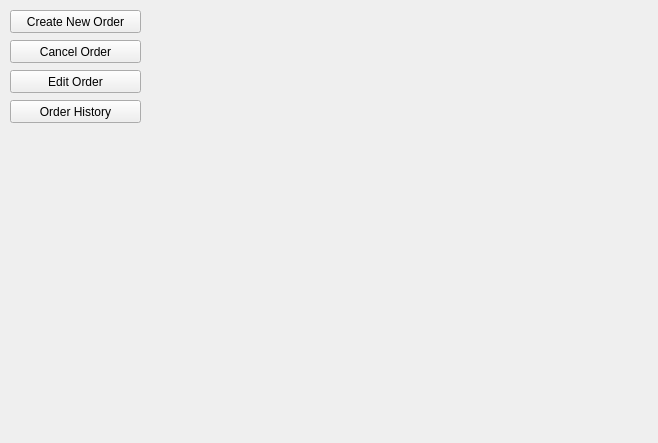
Before: the Qt Designer form app/src/ui/NEW/orders_page.ui in Kazu0210/Inventory-System, drawn with Qt 5.
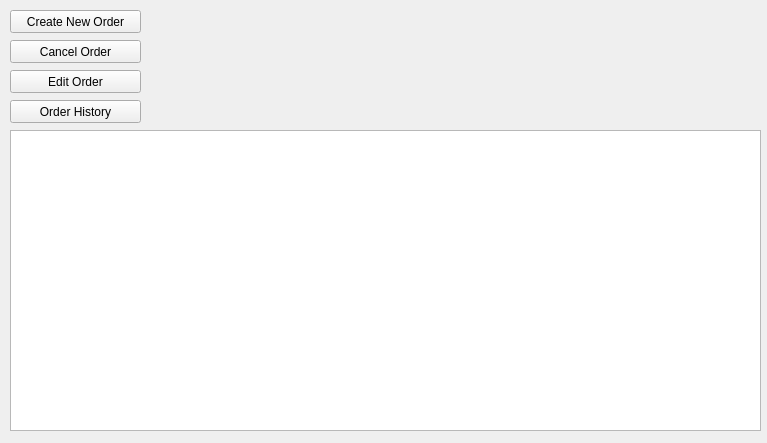
After: the same form once the commit is applied.

Commit message: added order table on admin account

The edit to the form file:
```diff
--- a/app/src/ui/NEW/orders_page.ui
+++ b/app/src/ui/NEW/orders_page.ui
@@ -6,7 +6,7 @@
    <rect>
     <x>0</x>
     <y>0</y>
-    <width>658</width>
+    <width>767</width>
     <height>443</height>
    </rect>
   </property>
@@ -77,6 +77,16 @@
     <string>Order History</string>
    </property>
   </widget>
+  <widget class="QTableWidget" name="orders_tableWidget">
+   <property name="geometry">
+    <rect>
+     <x>10</x>
+     <y>130</y>
+     <width>751</width>
+     <height>301</height>
+    </rect>
+   </property>
+  </widget>
  </widget>
  <resources/>
  <connections/>
```
The commit also changes 9 other files.
